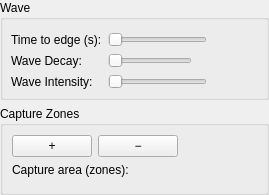
Qt form ui/forms/CaptureZonesWidget.ui (Wolfieeewolf/OpenRGB3DSpatialPlugin) before a commit.
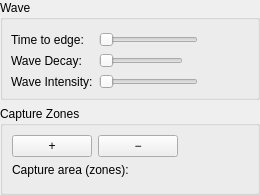
The same form after that commit.

What changed in the file:
```diff
--- a/ui/forms/CaptureZonesWidget.ui
+++ b/ui/forms/CaptureZonesWidget.ui
@@ -36,7 +36,7 @@
       <item row="0" column="0">
        <widget class="QLabel" name="waveTimeCaption">
         <property name="text">
-         <string>Time to edge (s):</string>
+         <string>Time to edge:</string>
         </property>
        </widget>
       </item>
```
